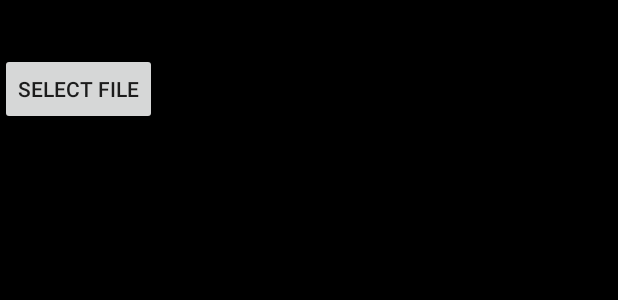
After one commit to qimiko/silene, an Android app: the layout select_layout.xml on its own in the app's theme, with its tools: preview values and no code run, on a phone screen of 412 x 824 dp. The commit adds this screen. Shown: the top 300 px of the screen. Run offline under Robolectric (Android 15) with nearby library versions, the phone set to English and light mode, and no system bars.

Commit message:
add file selection code

```diff
--- a/android/app/src/main/java/dev/xyze/silene/MainActivity.kt
+++ b/android/app/src/main/java/dev/xyze/silene/SileneActivity.kt
@@ -1,15 +1,12 @@
 package dev.xyze.silene
 
-import android.R.id.message
-import android.content.DialogInterface
 import androidx.appcompat.app.AlertDialog
 import androidx.core.view.WindowCompat
 import androidx.core.view.WindowInsetsCompat
 import androidx.core.view.WindowInsetsControllerCompat
 import com.google.androidgamesdk.GameActivity
 
-
-class MainActivity : GameActivity() {
+class SileneActivity : GameActivity() {
     companion object {
         init {
             System.loadLibrary("silene")
--- /dev/null
+++ b/android/app/src/main/res/layout/select_layout.xml
@@ -0,0 +1,20 @@
+<?xml version="1.0" encoding="utf-8"?>
+<LinearLayout xmlns:android="http://schemas.android.com/apk/res/android"
+    android:orientation="vertical"
+    android:layout_width="match_parent"
+    android:layout_height="match_parent">
+    <TextView android:id="@+id/select_details"
+        android:layout_width="wrap_content"
+        android:layout_height="wrap_content"
+        android:text="@string/select_welcome" />
+    <Button android:id="@+id/select_button"
+        android:layout_width="wrap_content"
+        android:layout_height="wrap_content"
+        android:text="@string/select_button" />
+    <Button android:id="@+id/use_last_button"
+        android:layout_width="wrap_content"
+        android:layout_height="wrap_content"
+        android:enabled="false"
+        android:visibility="invisible"
+        android:text="@string/select_previous" />
+</LinearLayout>
--- a/android/app/src/main/res/values/strings.xml
+++ b/android/app/src/main/res/values/strings.xml
@@ -2,4 +2,10 @@
     <string name="app_name">Silene</string>
     <string name="error_dialog_name">Silene Error</string>
     <string name="error_dialog_accept">OK</string>
+
+    <string name="select_welcome">Welcome to Silene!\nPlease select the APK you want to run.</string>
+    <string name="select_button">Select File</string>
+    <string name="select_copying">Copying application to internal files…\n</string>
+    <string name="select_failed">Failed to copy application!</string>
+    <string name="select_previous">Use Previous</string>
 </resources>
--- a/android/app/src/main/res/values/themes.xml
+++ b/android/app/src/main/res/values/themes.xml
@@ -6,4 +6,8 @@
         <item name="android:windowContentOverlay">@null</item>
         <item name="android:windowBackground">@android:drawable/screen_background_dark</item>
     </style>
+
+    <style name="Theme.Silene" parent="@style/Theme.AppCompat.DayNight.NoActionBar">
+
+    </style>
 </resources>
```
Also changed, not shown: android/app/src/main/AndroidManifest.xml (+10 -7 lines), android/app/src/main/java/dev/xyze/silene/FileSelectActivity.kt (added, +104 -0 lines), 1 other file.
